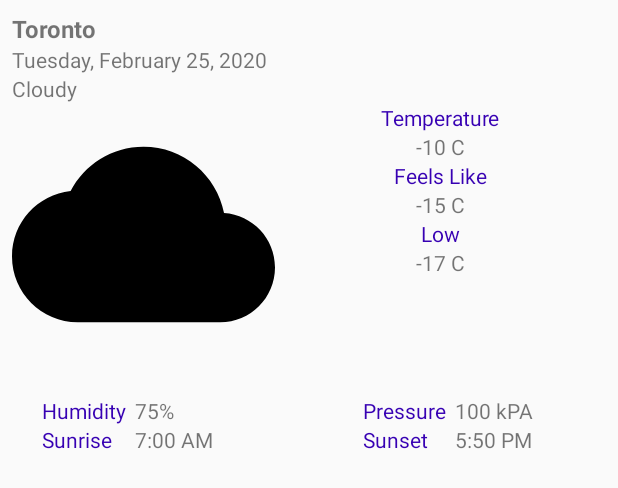
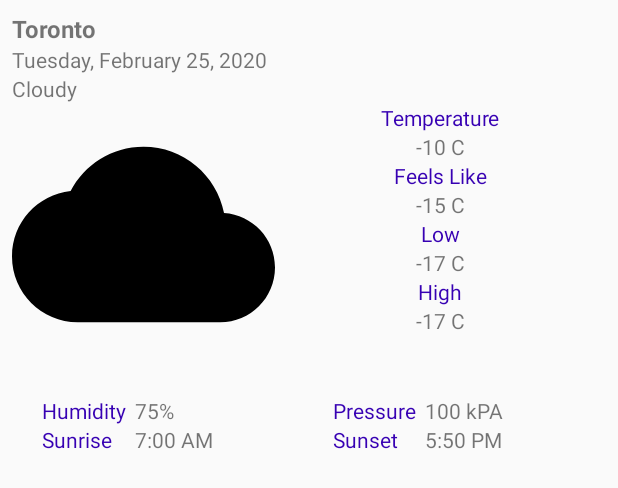
Before and after one commit to toddburgessmedia/GDGWeatherApp, an Android app: the layout fragment_weather_detail.xml on its own in the app's theme, with its tools: preview values and no code run, on a phone screen of 412 x 824 dp. Shown: the top 488 px of the screen. Run offline under Robolectric (Android 15) with nearby library versions, the phone set to English and light mode, and no system bars.

Commit message:
implement daily weather fragment

```diff
--- a/app/build.gradle
+++ b/app/build.gradle
@@ -48,4 +48,6 @@ dependencies {
     //kotlin coroutines dependencies
     implementation 'org.jetbrains.kotlinx:kotlinx-coroutines-core:1.3.0'
     implementation "org.jetbrains.kotlinx:kotlinx-coroutines-android:1.3.0"
+
+    implementation 'com.squareup.picasso:picasso:2.71828'
 }
--- a/app/src/main/java/com/toddburgessmedia/gdgweatherapp/data/Clouds.kt
+++ b/app/src/main/java/com/toddburgessmedia/gdgweatherapp/data/Clouds.kt
@@ -1,5 +1,9 @@
 package com.toddburgessmedia.gdgweatherapp.data
 
+import android.os.Parcelable
+import kotlinx.android.parcel.Parcelize
+
+@Parcelize
 data class Clouds(
     val all: Int
-)
+) : Parcelable
--- a/app/src/main/java/com/toddburgessmedia/gdgweatherapp/data/Coord.kt
+++ b/app/src/main/java/com/toddburgessmedia/gdgweatherapp/data/Coord.kt
@@ -1,6 +1,10 @@
 package com.toddburgessmedia.gdgweatherapp.data
 
+import android.os.Parcelable
+import kotlinx.android.parcel.Parcelize
+
+@Parcelize
 data class Coord(
     val lat: Double,
     val lon: Double
-)
+) : Parcelable
--- a/app/src/main/java/com/toddburgessmedia/gdgweatherapp/data/DayWeather.kt
+++ b/app/src/main/java/com/toddburgessmedia/gdgweatherapp/data/DayWeather.kt
@@ -1,5 +1,9 @@
 package com.toddburgessmedia.gdgweatherapp.data
 
+import android.os.Parcelable
+import kotlinx.android.parcel.Parcelize
+
+@Parcelize
 data class DayWeather(
     val base: String,
     val clouds: Clouds,
@@ -14,4 +18,4 @@ data class DayWeather(
     val visibility: Int,
     val weather: List<Weather>,
     val wind: Wind
-)
+) : Parcelable
--- a/app/src/main/java/com/toddburgessmedia/gdgweatherapp/data/Main.kt
+++ b/app/src/main/java/com/toddburgessmedia/gdgweatherapp/data/Main.kt
@@ -1,5 +1,9 @@
 package com.toddburgessmedia.gdgweatherapp.data
 
+import android.os.Parcelable
+import kotlinx.android.parcel.Parcelize
+
+@Parcelize
 data class Main(
     val feels_like: Double,
     val humidity: Int,
@@ -7,4 +11,4 @@ data class Main(
     val temp: Double,
     val temp_max: Double,
     val temp_min: Double
-)
+) : Parcelable
--- a/app/src/main/java/com/toddburgessmedia/gdgweatherapp/data/Sys.kt
+++ b/app/src/main/java/com/toddburgessmedia/gdgweatherapp/data/Sys.kt
@@ -1,9 +1,13 @@
 package com.toddburgessmedia.gdgweatherapp.data
 
+import android.os.Parcelable
+import kotlinx.android.parcel.Parcelize
+
+@Parcelize
 data class Sys(
     val country: String,
     val id: Int,
     val sunrise: Int,
     val sunset: Int,
     val type: Int
-)
+) : Parcelable
--- a/app/src/main/java/com/toddburgessmedia/gdgweatherapp/data/Weather.kt
+++ b/app/src/main/java/com/toddburgessmedia/gdgweatherapp/data/Weather.kt
@@ -1,8 +1,12 @@
 package com.toddburgessmedia.gdgweatherapp.data
 
+import android.os.Parcelable
+import kotlinx.android.parcel.Parcelize
+
+@Parcelize
 data class Weather(
     val description: String,
     val icon: String,
     val id: Int,
     val main: String
-)
+) : Parcelable
--- a/app/src/main/java/com/toddburgessmedia/gdgweatherapp/data/Wind.kt
+++ b/app/src/main/java/com/toddburgessmedia/gdgweatherapp/data/Wind.kt
@@ -1,6 +1,10 @@
 package com.toddburgessmedia.gdgweatherapp.data
 
+import android.os.Parcelable
+import kotlinx.android.parcel.Parcelize
+
+@Parcelize
 data class Wind(
     val deg: Int,
     val speed: Double
-)
+) : Parcelable
--- a/app/src/main/java/com/toddburgessmedia/gdgweatherapp/model/WeatherService.kt
+++ b/app/src/main/java/com/toddburgessmedia/gdgweatherapp/model/WeatherService.kt
@@ -7,6 +7,6 @@ import retrofit2.http.Query
 
 interface WeatherService  {
 
-    @GET("http://api.openweathermap.org/data/2.5/weather")
+    @GET("http://api.openweathermap.org/data/2.5/weather?units=metric")
     suspend fun getWeatherByCity(@Query("q") city : String, @Query("appid") appid : String) : DayWeather
 }
--- a/app/src/main/res/layout/fragment_weather_detail.xml
+++ b/app/src/main/res/layout/fragment_weather_detail.xml
@@ -40,6 +40,7 @@
             android:layout_height="175sp"
             android:src="@drawable/ic_cloud_black_24dp"
             android:adjustViewBounds="true"
+            android:id="@+id/weatherdetail_icon"
             />
 
         <LinearLayout
@@ -98,6 +99,23 @@
                 android:gravity="center_horizontal"
                 />
 
+            <TextView
+                android:layout_width="match_parent"
+                android:layout_height="wrap_content"
+                android:text="High"
+                android:textColor="@color/colorPrimaryDark"
+                android:gravity="center_horizontal"
+                />
+
+            <TextView
+                android:layout_width="match_parent"
+                android:layout_height="wrap_content"
+                android:text="-17 C"
+                android:textSize="14sp"
+                android:id="@+id/weatherdetail_high"
+                android:gravity="center_horizontal"
+                />
+
 
         </LinearLayout>
     </LinearLayout>
@@ -133,7 +151,7 @@
             android:layout_width="match_parent"
             android:layout_height="wrap_content"
             android:text="Pressure"
-            android:paddingLeft="100sp"
+            android:paddingLeft="80sp"
             android:textColor="@color/colorPrimaryDark"
             />
 
@@ -166,7 +184,7 @@
             android:layout_width="match_parent"
             android:layout_height="wrap_content"
             android:text="Sunset"
-            android:paddingLeft="100sp"
+            android:paddingLeft="80sp"
             android:textColor="@color/colorPrimaryDark"
             />
 
--- a/app/src/main/res/xml/network_security.xml
+++ b/app/src/main/res/xml/network_security.xml
@@ -1,6 +1,6 @@
 <?xml version="1.0" encoding="utf-8"?>
 <network-security-config>
     <domain-config cleartextTrafficPermitted="true">
-        <domain includeSubdomains="true">api.openweathermap.org</domain>
+        <domain includeSubdomains="true">openweathermap.org</domain>
     </domain-config>
 </network-security-config>
```
Also changed, not shown: app/src/main/java/com/toddburgessmedia/gdgweatherapp/MainActivity.kt (+11 -9 lines), app/src/main/java/com/toddburgessmedia/gdgweatherapp/view/WeatherDetailFragment.kt (+62 -1 lines).
